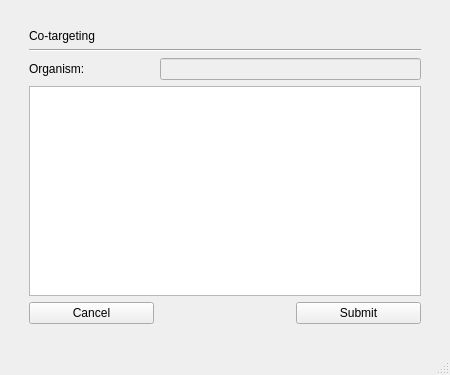
Qt form cotargeting.ui (TrinhLab/CASPERapp) before a commit.
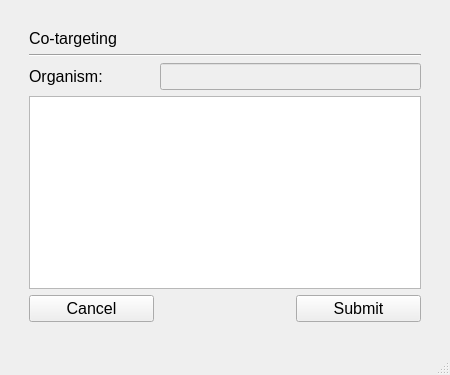
The same form after that commit.

The edit to the form file:
```diff
--- a/cotargeting.ui
+++ b/cotargeting.ui
@@ -10,6 +10,11 @@
     <height>375</height>
    </rect>
   </property>
+  <property name="font">
+   <font>
+    <pointsize>12</pointsize>
+   </font>
+  </property>
   <property name="windowTitle">
    <string>MainWindow</string>
   </property>
```
